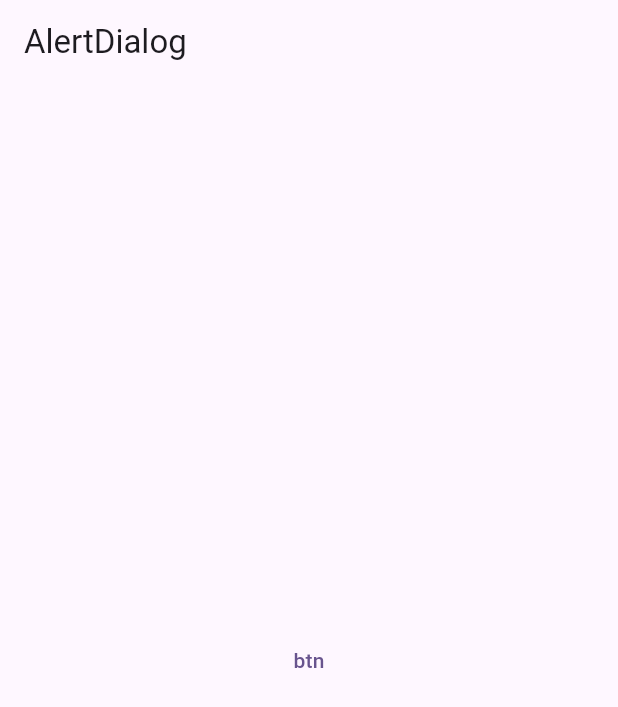
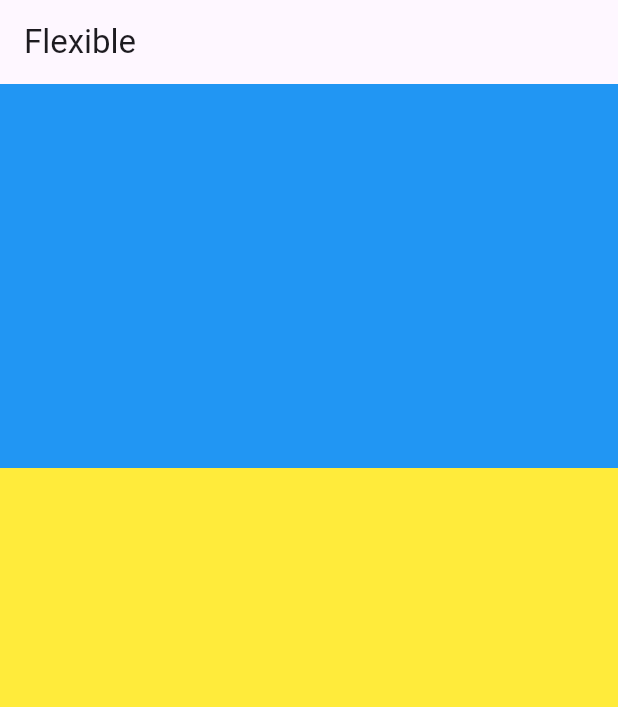
Before and after one commit to kangminchan99/Flutter_Basic, a Flutter app: the screen it shows after launch, on a phone screen of 412 x 824 dp. Shown: the top 707 px of the screen. Run offline on Flutter 3.47's test engine with Material 2 defaults, Android fonts, the phone set to English and light mode, and no system bars.

Commit message:
flexible

```diff
--- a/lib/main.dart
+++ b/lib/main.dart
@@ -1,6 +1,7 @@
 import 'package:flutter/material.dart';
 import 'package:flutter_basic/screens/alert_dialog_screen.dart';
 import 'package:flutter_basic/screens/align_screen.dart';
+import 'package:flutter_basic/screens/flexible_screen.dart';
 import 'package:flutter_basic/screens/grid_view_screen.dart';
 import 'package:flutter_basic/screens/list_view_screen.dart';
 import 'package:flutter_basic/screens/scroll_screen.dart';
@@ -22,7 +23,7 @@ class MyApp extends StatelessWidget {
         colorScheme: ColorScheme.fromSeed(seedColor: Colors.deepPurple),
         useMaterial3: true,
       ),
-      home: const AlertDialogScreen(),
+      home: const FlexibleScreen(),
     );
   }
 }
--- /dev/null
+++ b/lib/screens/flexible_screen.dart
@@ -0,0 +1,38 @@
+import 'package:flutter/material.dart';
+
+class FlexibleScreen extends StatefulWidget {
+  const FlexibleScreen({super.key});
+
+  @override
+  State<FlexibleScreen> createState() => _FlexibleScreenState();
+}
+
+class _FlexibleScreenState extends State<FlexibleScreen> {
+  @override
+  Widget build(BuildContext context) {
+    return Scaffold(
+      appBar: AppBar(
+        title: const Text('Flexible'),
+      ),
+      body: Container(
+        child: Column(
+          children: [
+            // flex - 메인축을 기점으로 얼만큼의 비율을 차지할건지
+            Expanded(
+              flex: 1,
+              child: Container(
+                color: Colors.blue,
+              ),
+            ),
+            Flexible(
+              flex: 2,
+              child: Container(
+                color: Colors.yellow,
+              ),
+            ),
+          ],
+        ),
+      ),
+    );
+  }
+}
```
